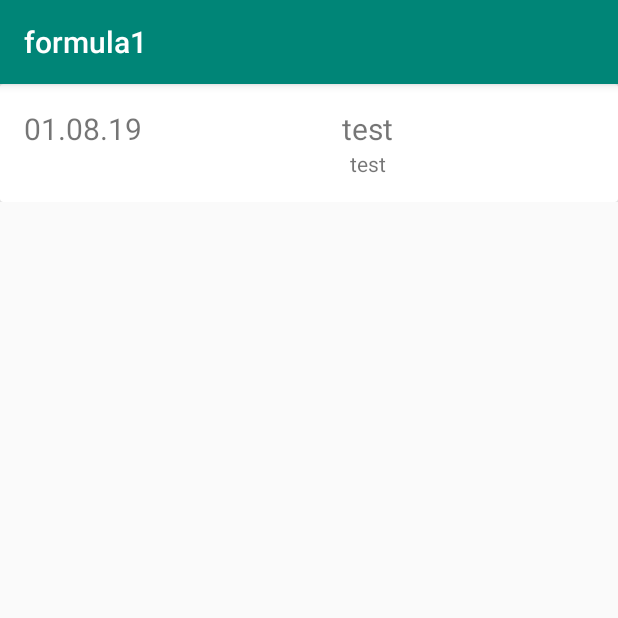
After one commit to Dariaaa/formula1, an Android app: the fragment RacesFragment shown on its own in the app's theme, on a phone screen of 412 x 824 dp, the top half of it. The commit adds this screen. Run offline under Robolectric (Android 15) with nearby library versions, the phone set to English and light mode, and no system bars.

Commit message:
added page of races in season

```diff
--- a/app/build.gradle
+++ b/app/build.gradle
@@ -3,6 +3,9 @@ apply plugin: 'com.android.application'
 apply plugin: 'kotlin-android'
 
 apply plugin: 'kotlin-android-extensions'
+
+apply plugin: 'kotlin-kapt'
+
 
 android {
     compileSdkVersion 29
@@ -25,10 +28,14 @@ android {
 
 dependencies {
     implementation fileTree(dir: 'libs', include: ['*.jar'])
+
+    implementation 'androidx.core:core-ktx:1.0.0'
+    implementation 'androidx.appcompat:appcompat:1.0.0'
+    implementation "androidx.recyclerview:recyclerview:1.0.0"
+    implementation "androidx.cardview:cardview:1.0.0"
     implementation "org.jetbrains.kotlin:kotlin-stdlib-jdk7:$kotlin_version"
-    implementation 'androidx.appcompat:appcompat:1.0.2'
-    implementation 'androidx.core:core-ktx:1.0.2'
     implementation 'androidx.constraintlayout:constraintlayout:1.1.3'
+    implementation 'androidx.legacy:legacy-support-v4:1.0.0'
     testImplementation 'junit:junit:4.12'
     androidTestImplementation 'androidx.test:runner:1.2.0'
     androidTestImplementation 'androidx.test.espresso:espresso-core:3.2.0'
--- a/app/src/main/java/ru/kd/formula1/MainActivity.kt
+++ b/app/src/main/java/ru/kd/formula1/MainActivity.kt
@@ -8,5 +8,8 @@ class MainActivity : AppCompatActivity() {
     override fun onCreate(savedInstanceState: Bundle?) {
         super.onCreate(savedInstanceState)
         setContentView(R.layout.activity_main)
+
     }
+
+
 }
--- /dev/null
+++ b/app/src/main/java/ru/kd/formula1/races/RacesContract.kt
@@ -0,0 +1,18 @@
+package ru.kd.formula1.races
+
+import android.content.Context
+
+interface RacesContract{
+    interface View{
+        fun showRaces(racesViewModel: RacesViewModel)
+        fun attachPresenter(presenter:Presenter)
+        fun getAppContext(): Context?
+        fun showRaceResult(season: Int, round: Int)
+    }
+    interface Presenter{
+        fun attach(view:View)
+        fun loadRaces()
+        fun loadRaceResult(season: Int, round: Int)
+        fun getContext(): Context?
+    }
+}
--- /dev/null
+++ b/app/src/main/java/ru/kd/formula1/races/RacesFragment.kt
@@ -0,0 +1,59 @@
+package ru.kd.formula1.races
+
+
+import android.content.Context
+import android.os.Bundle
+import androidx.fragment.app.Fragment
+import android.view.LayoutInflater
+import android.view.View
+import android.view.ViewGroup
+import androidx.recyclerview.widget.LinearLayoutManager
+import kotlinx.android.synthetic.main.fragment_races.*
+import ru.kd.formula1.R
+
+
+class RacesFragment : Fragment(), RacesContract.View {
+
+    private lateinit var presenter: RacesContract.Presenter
+
+    override fun showRaceResult(season: Int, round: Int) {
+        //todo show topListFragment
+    }
+
+    override fun getAppContext(): Context? {
+        return context
+    }
+
+    override fun attachPresenter(presenter: RacesContract.Presenter) {
+        this.presenter = presenter
+    }
+
+    override fun showRaces(racesViewModel: RacesViewModel) {
+        val adapter = RacesListAdapter(racesViewModel.list,presenter)
+        racesResultListView!!.layoutManager = LinearLayoutManager(activity)
+        racesResultListView!!.adapter = adapter
+    }
+
+    override fun onCreate(savedInstanceState: Bundle?) {
+        super.onCreate(savedInstanceState)
+        val presenter = RacesPresenter()
+        presenter.attach(this)
+        attachPresenter(presenter)
+    }
+
+    override fun onViewCreated(view: View, savedInstanceState: Bundle?) {
+        super.onViewCreated(view, savedInstanceState)
+        if (savedInstanceState==null){
+            presenter.loadRaces()
+        }
+    }
+
+    override fun onCreateView(
+        inflater: LayoutInflater, container: ViewGroup?,
+        savedInstanceState: Bundle?
+    ): View? {
+        return inflater.inflate(R.layout.fragment_races, container, false)
+    }
+
+
+}
--- /dev/null
+++ b/app/src/main/java/ru/kd/formula1/races/RacesListAdapter.kt
@@ -0,0 +1,52 @@
+package ru.kd.formula1.races
+
+import android.view.LayoutInflater
+import android.view.View
+import android.view.ViewGroup
+import android.widget.TextView
+import androidx.cardview.widget.CardView
+import androidx.recyclerview.widget.RecyclerView
+import ru.kd.formula1.R
+import java.text.SimpleDateFormat
+
+class RacesListAdapter(private val list:List<RacesViewModelItem>,
+                       private val presenter:RacesContract.Presenter)
+    : RecyclerView.Adapter<RacesListAdapter.ListViewHolder>() {
+
+
+    override fun getItemCount(): Int {
+        return list.size
+    }
+
+    override fun onBindViewHolder(holder: ListViewHolder, position: Int) {
+        val race = list[position]
+
+        holder.bind(race)
+
+        holder.layout!!.setOnClickListener {
+            presenter.loadRaceResult(race.season,race.round)
+        }
+    }
+
+    override fun onCreateViewHolder(parent: ViewGroup, viewType: Int): ListViewHolder {
+        val itemView = LayoutInflater.from(presenter.getContext()).inflate(R.layout.item_race, parent, false)
+        return ListViewHolder(itemView)
+    }
+
+
+    class ListViewHolder(view:View): RecyclerView.ViewHolder(view){
+        var layout = itemView.findViewById<CardView>(R.id.item_layout)
+        var title = layout.findViewById<TextView>(R.id.item_title)
+        var num = layout.findViewById<TextView>(R.id.item_num)
+        var descr = layout.findViewById<TextView>(R.id.item_descr)
+
+
+        fun bind(item: RacesViewModelItem) {
+            title.text = item.raceName
+            num.text = SimpleDateFormat("dd.MM.yy").format(item.raceDate)
+            descr.text = item.circuitName
+            //todo add another race fields
+        }
+
+    }
+}
--- /dev/null
+++ b/app/src/main/java/ru/kd/formula1/races/RacesPresenter.kt
@@ -0,0 +1,24 @@
+package ru.kd.formula1.races
+
+import android.content.Context
+import java.util.*
+
+class RacesPresenter:RacesContract.Presenter{
+    override fun getContext(): Context? = view.getAppContext()
+
+    override fun loadRaceResult(season: Int, round: Int) {
+        view.showRaceResult(season,round)
+    }
+
+    lateinit var view:RacesContract.View
+
+    override fun attach(view: RacesContract.View) {
+        this.view = view
+    }
+
+    override fun loadRaces(){
+        val result =  RacesViewModel(listOf(RacesViewModelItem("test", Date(),"test",2019,1)))
+        view.showRaces(result)
+    }
+
+}
--- /dev/null
+++ b/app/src/main/java/ru/kd/formula1/races/RacesViewModel.kt
@@ -0,0 +1,6 @@
+package ru.kd.formula1.races
+
+import java.util.*
+
+data class RacesViewModel(val list:List<RacesViewModelItem>)
+data class RacesViewModelItem(val raceName:String, val raceDate:Date, val circuitName:String, val season:Int, val round:Int)
--- a/app/src/main/res/layout/activity_main.xml
+++ b/app/src/main/res/layout/activity_main.xml
@@ -7,13 +7,5 @@
         android:layout_height="match_parent"
         tools:context=".MainActivity">
 
-    <TextView
-            android:layout_width="wrap_content"
-            android:layout_height="wrap_content"
-            android:text="Hello World!"
-            app:layout_constraintBottom_toBottomOf="parent"
-            app:layout_constraintLeft_toLeftOf="parent"
-            app:layout_constraintRight_toRightOf="parent"
-            app:layout_constraintTop_toTopOf="parent"/>
 
 </androidx.constraintlayout.widget.ConstraintLayout>
--- /dev/null
+++ b/app/src/main/res/layout/fragment_races.xml
@@ -0,0 +1,16 @@
+<?xml version="1.0" encoding="utf-8"?>
+<androidx.constraintlayout.widget.ConstraintLayout xmlns:android="http://schemas.android.com/apk/res/android"
+             xmlns:tools="http://schemas.android.com/tools"
+             android:layout_width="match_parent"
+             android:layout_height="match_parent"
+             xmlns:app="http://schemas.android.com/apk/res-auto"
+             tools:context=".races.RacesFragment">
+
+    <androidx.recyclerview.widget.RecyclerView
+            android:id="@+id/racesResultListView"
+            android:layout_width="wrap_content"
+            android:layout_height="wrap_content"
+            app:layout_constraintStart_toStartOf="parent"
+            app:layout_constraintTop_toTopOf="parent" />
+
+</androidx.constraintlayout.widget.ConstraintLayout>
--- /dev/null
+++ b/app/src/main/res/layout/item_race.xml
@@ -0,0 +1,47 @@
+<?xml version="1.0" encoding="utf-8"?>
+<androidx.cardview.widget.CardView
+        xmlns:card_view="http://schemas.android.com/apk/res-auto"
+        xmlns:android="http://schemas.android.com/apk/res/android"
+        android:layout_width="match_parent"
+        android:id="@+id/item_layout"
+        android:layout_height="wrap_content">
+
+    <RelativeLayout
+            android:layout_width="match_parent"
+            android:layout_height="wrap_content"
+            android:padding="16dp">
+
+        <TextView
+                android:layout_width="wrap_content"
+                android:layout_height="match_parent"
+                android:id="@+id/item_num"
+                android:layout_alignParentTop="true"
+                android:textSize="20sp"/>
+        <androidx.appcompat.widget.LinearLayoutCompat android:layout_width="match_parent"
+                                                      android:layout_height="wrap_content"
+                                                      android:orientation="vertical"
+                                                      android:layout_toEndOf="@id/item_num"
+        android:gravity="center">
+            <TextView
+                    android:layout_width="wrap_content"
+                    android:layout_height="wrap_content"
+                    android:id="@+id/item_title"
+                    android:layout_alignParentTop="true"
+                    android:layout_toRightOf="@id/item_num"
+                    android:gravity="center"
+                    android:textSize="20sp"/>
+
+            <TextView
+                    android:layout_width="wrap_content"
+                    android:layout_height="wrap_content"
+                    android:id="@+id/item_descr"
+                    android:layout="@+id/person_photo"
+                    android:layout_toRightOf="@id/item_num"
+                    android:maxLength="100"
+                    android:layout_below="@id/item_title"/>
+        </androidx.appcompat.widget.LinearLayoutCompat>
+
+
+    </RelativeLayout>
+
+</androidx.cardview.widget.CardView>
--- a/build.gradle
+++ b/build.gradle
@@ -22,6 +22,9 @@ allprojects {
 
     }
 }
+ext{
+    nav_version = "2.1.0-beta02"
+}
 
 task clean(type: Delete) {
     delete rootProject.buildDir
```
